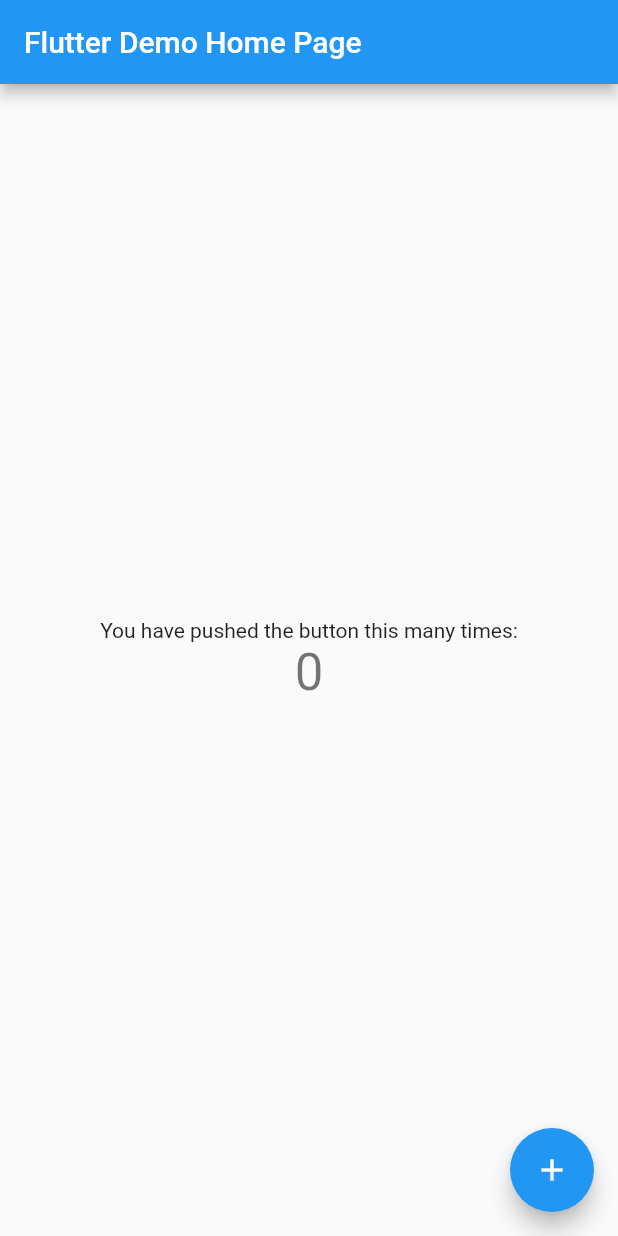
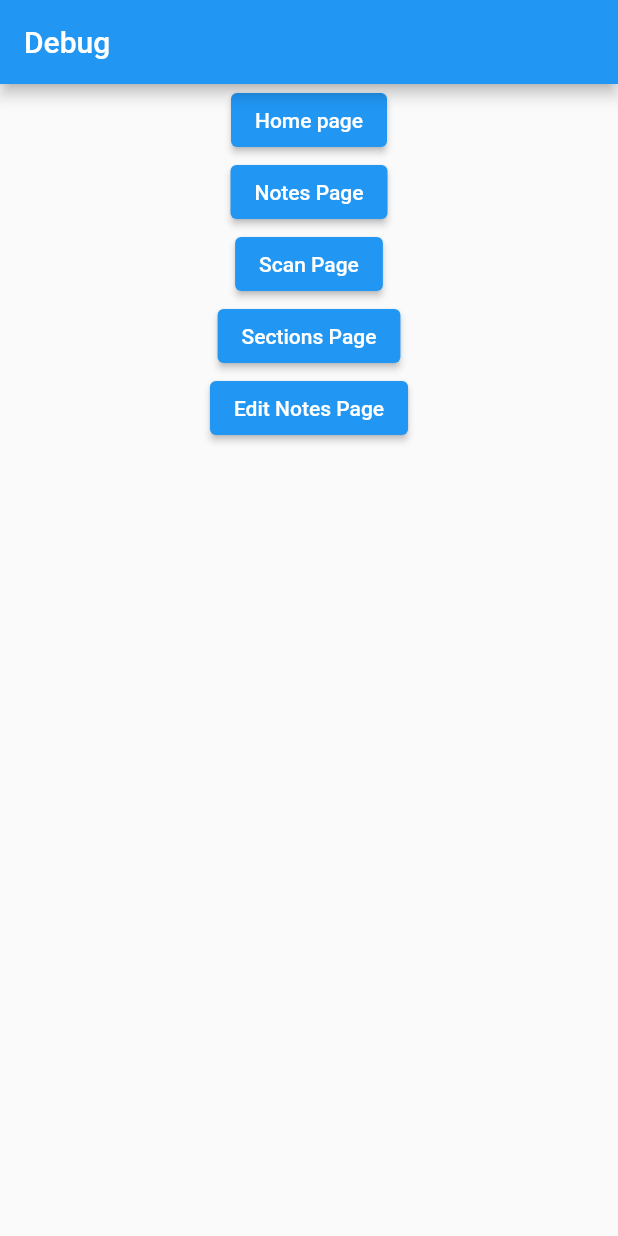
Before and after one commit to knk190001/Better_Notes, a Flutter app: the screen it shows after launch, on a phone screen of 412 x 824 dp. Run offline on Flutter 3.47's test engine with Material 2 defaults, Android fonts, the phone set to English and light mode, and no system bars; our stand-ins replace camera; generated files the repository leaves out were written again.

```diff
--- /dev/null
+++ b/lib/data/notebook.dart
@@ -0,0 +1,12 @@
+import 'package:better_notes/data/note.dart';
+import 'package:flutter/material.dart';
+
+class Notebook {
+
+}
+
+class Section {
+  List<Note> notes;
+
+  Section(this.notes);
+}
--- /dev/null
+++ b/lib/debug-page.dart
@@ -0,0 +1,46 @@
+import 'package:better_notes/edit-notes-page.dart';
+import 'package:better_notes/notes-page.dart';
+import 'package:better_notes/scan-page.dart';
+import 'package:better_notes/sections-page.dart';
+import 'package:flutter/cupertino.dart';
+import 'package:flutter/material.dart';
+
+import 'home-page.dart';
+
+class DebugPage extends StatelessWidget {
+  @override
+  Widget build(BuildContext context) {
+    return Scaffold(
+      appBar: AppBar(
+        title: const Text("Debug"),
+      ),
+      body: Center(
+        child: Column(
+          children: [
+            ElevatedButton(
+                onPressed: () => {NavigateTo(context, HomePage())},
+                child: const Text("Home page")),
+            ElevatedButton(
+                onPressed: () => {NavigateTo(context, NotesPage())},
+                child: const Text("Notes Page")),
+            ElevatedButton(
+                onPressed: () => {NavigateTo(context, ScanPage())},
+                child: const Text("Scan Page")),
+            ElevatedButton(
+                onPressed: () => {NavigateTo(context, SectionsPage())},
+                child: const Text("Sections Page")),
+            ElevatedButton(
+                onPressed: () => {NavigateTo(context, EditsNotesPage())},
+                child: const Text("Edit Notes Page")),
+          ],
+        ),
+      ),
+    );
+  }
+
+  void NavigateTo(BuildContext context, Widget w) {
+    Navigator.push(context, MaterialPageRoute(builder: (context) {
+      return w;
+    }));
+  }
+}
--- a/lib/main.dart
+++ b/lib/main.dart
@@ -1,113 +1,25 @@
 import 'package:flutter/material.dart';
+import 'package:better_notes/debug-page.dart';
 
 void main() {
   runApp(MyApp());
 }
 
 class MyApp extends StatelessWidget {
-  // This widget is the root of your application.
   @override
   Widget build(BuildContext context) {
     return MaterialApp(
       title: 'Flutter Demo',
       theme: ThemeData(
-        // This is the theme of your application.
-        //
-        // Try running your application with "flutter run". You'll see the
-        // application has a blue toolbar. Then, without quitting the app, try
-        // changing the primarySwatch below to Colors.green and then invoke
-        // "hot reload" (press "r" in the console where you ran "flutter run",
-        // or simply save your changes to "hot reload" in a Flutter IDE).
-        // Notice that the counter didn't reset back to zero; the application
-        // is not restarted.
         primarySwatch: Colors.blue,
+        brightness: Brightness.light
       ),
-      home: MyHomePage(title: 'Flutter Demo Home Page'),
+      darkTheme: ThemeData(
+        primarySwatch:Colors.indigo,
+        brightness: Brightness.dark
+      ),
+      themeMode: ThemeMode.system,
+      home: DebugPage(),
     );
   }
 }
-
-class MyHomePage extends StatefulWidget {
-  MyHomePage({Key key, this.title}) : super(key: key);
-
-  // This widget is the home page of your application. It is stateful, meaning
-  // that it has a State object (defined below) that contains fields that affect
-  // how it looks.
-
-  // This class is the configuration for the state. It holds the values (in this
-  // case the title) provided by the parent (in this case the App widget) and
-  // used by the build method of the State. Fields in a Widget subclass are
-  // always marked "final".
-
-  final String title;
-
-  @override
-  _MyHomePageState createState() => _MyHomePageState();
-}
-
-class _MyHomePageState extends State<MyHomePage> {
-  int _counter = 0;
-
-  void _incrementCounter() {
-    setState(() {
-      // This call to setState tells the Flutter framework that something has
-      // changed in this State, which causes it to rerun the build method below
-      // so that the display can reflect the updated values. If we changed
-      // _counter without calling setState(), then the build method would not be
-      // called again, and so nothing would appear to happen.
-      _counter++;
-    });
-  }
-
-  @override
-  Widget build(BuildContext context) {
-    // This method is rerun every time setState is called, for instance as done
-    // by the _incrementCounter method above.
-    //
-    // The Flutter framework has been optimized to make rerunning build methods
-    // fast, so that you can just rebuild anything that needs updating rather
-    // than having to individually change instances of widgets.
-    return Scaffold(
-      appBar: AppBar(
-        // Here we take the value from the MyHomePage object that was created by
-        // the App.build method, and use it to set our appbar title.
-        title: Text(widget.title),
-      ),
-      body: Center(
-        // Center is a layout widget. It takes a single child and positions it
-        // in the middle of the parent.
-        child: Column(
-          // Column is also a layout widget. It takes a list of children and
-          // arranges them vertically. By default, it sizes itself to fit its
-          // children horizontally, and tries to be as tall as its parent.
-          //
-          // Invoke "debug painting" (press "p" in the console, choose the
-          // "Toggle Debug Paint" action from the Flutter Inspector in Android
-          // Studio, or the "Toggle Debug Paint" command in Visual Studio Code)
-          // to see the wireframe for each widget.
-          //
-          // Column has various properties to control how it sizes itself and
-          // how it positions its children. Here we use mainAxisAlignment to
-          // center the children vertically; the main axis here is the vertical
-          // axis because Columns are vertical (the cross axis would be
-          // horizontal).
-          mainAxisAlignment: MainAxisAlignment.center,
-          children: <Widget>[
-            Text(
-              'You have pushed the button this many times:',
-            ),
-            Text(
-              '$_counter',
-              style: Theme.of(context).textTheme.headline4,
-            ),
-          ],
-        ),
-      ),
-      floatingActionButton: FloatingActionButton(
-        onPressed: _incrementCounter,
-        tooltip: 'Increment',
-        child: Icon(Icons.add),
-      ), // This trailing comma makes auto-formatting nicer for build methods.
-    );
-  }
-}
--- /dev/null
+++ b/lib/sections-page.dart
@@ -0,0 +1,6 @@
+import 'package:flutter/cupertino.dart';
+
+class SectionsPage extends StatelessWidget {
+  @override
+  Widget build(BuildContext context) {}
+}
```
Also changed, not shown: lib/data/note.dart (added, +91 -0 lines), lib/edit-notes-page.dart (added, +9 -0 lines), lib/home-page.dart (added, +56 -0 lines), lib/notes-page.dart (added, +62 -0 lines), lib/scan-page.dart (added, +87 -0 lines), pubspec.yaml (+7 -1 lines), lib/data/note.g.dart (added), pubspec.lock, 1 other file.
